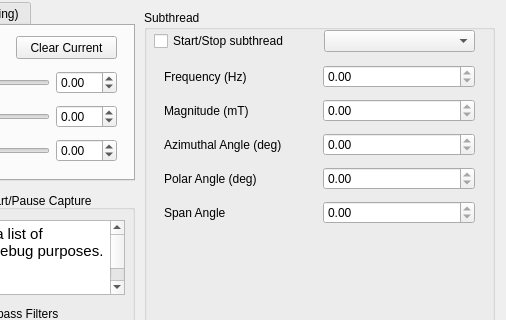
atelier-ritz/CoilSystemPython, file mainwindow.ui: the form before one commit; both pictures show x 216 to 722 and y 0 to 320 of the 722 by 439 pixel window.
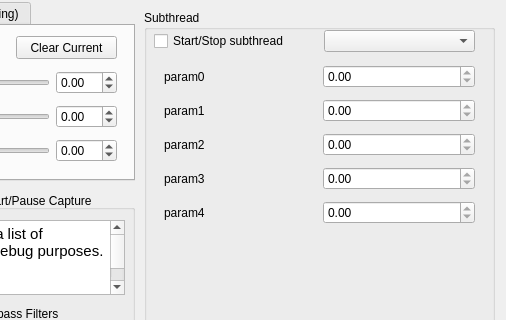
The form after the commit.

Commit message: changed subthread label

```diff
--- a/mainwindow.ui
+++ b/mainwindow.ui
@@ -492,7 +492,7 @@
         <item>
          <widget class="QLabel" name="lbl_subThreadParam0">
           <property name="text">
-           <string>Frequency (Hz)</string>
+           <string>param0</string>
           </property>
          </widget>
         </item>
@@ -516,7 +516,7 @@
         <item>
          <widget class="QLabel" name="lbl_subThreadParam1">
           <property name="text">
-           <string>Magnitude (mT)</string>
+           <string>param1</string>
           </property>
          </widget>
         </item>
@@ -540,7 +540,7 @@
         <item>
          <widget class="QLabel" name="lbl_subThreadParam2">
           <property name="text">
-           <string>Azimuthal Angle (deg)</string>
+           <string>param2</string>
           </property>
          </widget>
         </item>
@@ -564,7 +564,7 @@
         <item>
          <widget class="QLabel" name="lbl_subThreadParam3">
           <property name="text">
-           <string>Polar Angle (deg)</string>
+           <string>param3</string>
           </property>
          </widget>
         </item>
@@ -588,7 +588,7 @@
         <item>
          <widget class="QLabel" name="lbl_subThreadParam4">
           <property name="text">
-           <string>Span Angle</string>
+           <string>param4</string>
           </property>
          </widget>
         </item>
```
